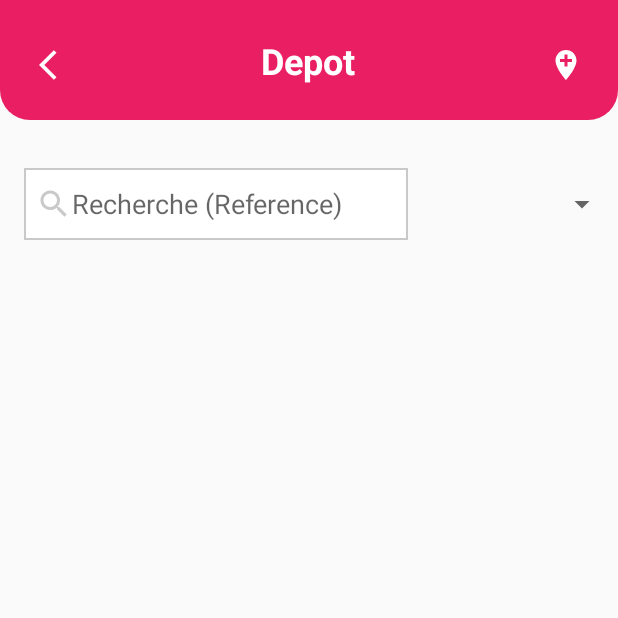
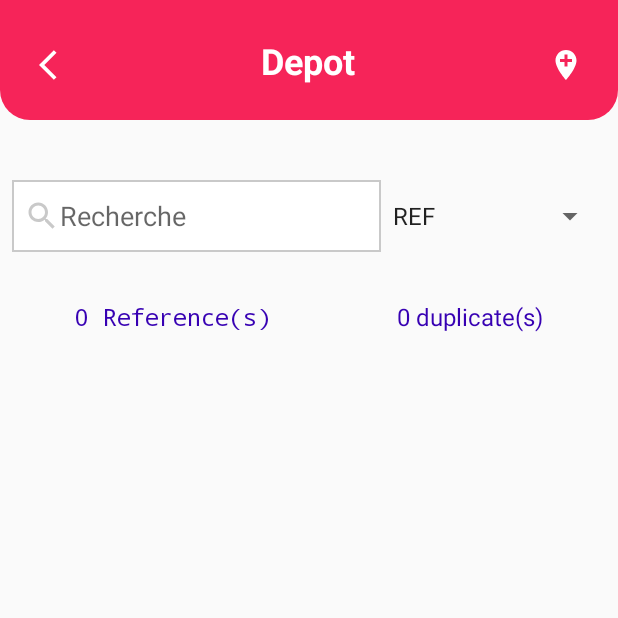
Before and after one commit to averroes96/HSStore, an Android app: the DepotActivity screen opened directly, with no data from a screen before it, on a phone screen of 412 x 824 dp, the top half of it. Run offline under Robolectric (Android 15) with nearby library versions, the phone set to English and light mode, and no system bars; 1 statement that could not run was skipped.

Commit message:
Fixed some design bugs

```diff
--- a/app/src/main/java/com/averroes/hsstock/activities/AddPositionActivity.java
+++ b/app/src/main/java/com/averroes/hsstock/activities/AddPositionActivity.java
@@ -77,5 +77,7 @@ public class AddPositionActivity extends AppCompatActivity {
             );
         }
 
+        Toast.makeText(this, "Positions ajouté(s)", Toast.LENGTH_LONG).show();
+
     }
 }
--- a/app/src/main/java/com/averroes/hsstock/activities/DepotActivity.java
+++ b/app/src/main/java/com/averroes/hsstock/activities/DepotActivity.java
@@ -11,6 +11,8 @@ import android.os.Bundle;
 import android.text.Editable;
 import android.text.TextWatcher;
 import android.view.View;
+import android.widget.AdapterView;
+import android.widget.ArrayAdapter;
 import android.widget.EditText;
 import android.widget.ImageButton;
 import android.widget.ImageView;
@@ -25,23 +27,29 @@ import com.averroes.hsstock.models.Depot;
 
 import java.util.ArrayList;
 
-public class DepotActivity extends AppCompatActivity {
+public class DepotActivity extends AppCompatActivity implements AdapterView.OnItemSelectedListener {
 
     private ImageButton backBtn,addLocationBtn;
     private EditText searchET;
     private RecyclerView locationsRV;
     private ImageView empty;
-    private TextView nodata;
+    private TextView nodata,countTV,duplicateTV;
     private Spinner searchSpinner;
 
     private ArrayList<Depot> depots;
     private DBHandler dbHandler;
     private DepotAdapter adapter;
+    private String currentSearchType = "ref";
 
     @Override
     protected void onCreate(Bundle savedInstanceState) {
         super.onCreate(savedInstanceState);
         setContentView(R.layout.activity_depot);
+
+        String[] types = {
+                "REF",
+                "POS"
+        };
 
         backBtn = findViewById(R.id.backBtn);
         addLocationBtn = findViewById(R.id.addLocationBtn);
@@ -50,9 +58,19 @@ public class DepotActivity extends AppCompatActivity {
         empty = findViewById(R.id.empty);
         nodata = findViewById(R.id.nodata);
         searchSpinner = findViewById(R.id.searchSpinner);
+        countTV =  findViewById(R.id.countTV);
+        duplicateTV = findViewById(R.id.duplicateTV);
 
         dbHandler = new DBHandler(this);
         depots = new ArrayList<>();
+
+        searchSpinner.setOnItemSelectedListener(this);
+
+        //Creating the ArrayAdapter instance having the country list
+        ArrayAdapter aa = new ArrayAdapter(this,android.R.layout.simple_spinner_item,types);
+        aa.setDropDownViewResource(android.R.layout.simple_spinner_dropdown_item);
+        //Setting the ArrayAdapter data on the Spinner
+        searchSpinner.setAdapter(aa);
 
         backBtn.setOnClickListener(new View.OnClickListener() {
             @Override
@@ -91,6 +109,9 @@ public class DepotActivity extends AppCompatActivity {
         locationsRV.setAdapter(adapter);
         locationsRV.setLayoutManager(new LinearLayoutManager(DepotActivity.this));
         adapter.notifyDataSetChanged();
+
+        countTV.setText(adapter.getItemCount() + " Reference(s)");
+        duplicateTV.setText(adapter.getDuplicatesCount() + " duplicate(s)");
     }
 
     private void getData() {
@@ -133,12 +154,21 @@ public class DepotActivity extends AppCompatActivity {
         ArrayList<Depot> filteredList = new ArrayList<>();
 
         for (Depot depot : depots) {
-            if (depot.get_reference().toLowerCase().trim().contains(text.toLowerCase())) {
-                filteredList.add(depot);
+            if(currentSearchType.equals("ref")) {
+                if (depot.get_reference().toLowerCase().trim().contains(text.toLowerCase())) {
+                    filteredList.add(depot);
+                }
+            }
+            else{
+                if (depot.get_location().toLowerCase().trim().contains(text.toLowerCase())) {
+                    filteredList.add(depot);
+                }
             }
         }
 
         adapter.filteredList(filteredList);
+        countTV.setText(adapter.getItemCount() + " Reference(s)");
+        duplicateTV.setText(adapter.getDuplicatesCount() + " duplicate(s)");
 
         if(filteredList.size() == 0){
             empty.setVisibility(View.VISIBLE);
@@ -158,4 +188,17 @@ public class DepotActivity extends AppCompatActivity {
         }
         super.onActivityResult(requestCode, resultCode, data);
     }
+
+    @Override
+    public void onItemSelected(AdapterView<?> adapterView, View view, int i, long l) {
+        if(i == 0)
+            currentSearchType = "ref";
+        if(i == 1)
+            currentSearchType = "pos";
+    }
+
+    @Override
+    public void onNothingSelected(AdapterView<?> adapterView) {
+
+    }
 }
--- a/app/src/main/java/com/averroes/hsstock/activities/MainActivity.java
+++ b/app/src/main/java/com/averroes/hsstock/activities/MainActivity.java
@@ -122,6 +122,7 @@ public class MainActivity extends AppCompatActivity {
         }
     }
 
+
     @Override
     protected void onResume() {
         super.onResume();
@@ -147,7 +148,6 @@ public class MainActivity extends AppCompatActivity {
                 products.clear();
 
                 while(cursor.moveToNext()){
-
                     Product product = new Product();
                     product.set_id(cursor.getInt(0));
                     product.set_name(cursor.getString(1));
@@ -155,7 +155,6 @@ public class MainActivity extends AppCompatActivity {
                     product.set_size(cursor.getInt(2));
                     product.set_image(cursor.getString(4));
                     products.add(product);
-
                 }
 
             }
--- a/app/src/main/java/com/averroes/hsstock/activities/UpdateProductActivity.java
+++ b/app/src/main/java/com/averroes/hsstock/activities/UpdateProductActivity.java
@@ -134,7 +134,7 @@ public class UpdateProductActivity extends AppCompatActivity implements CameraMe
             reference.setText(getIntent().getStringExtra("ref"));
             size.setText(getIntent().getStringExtra("size"));
             color.setText(getIntent().getStringExtra("color"));
-            if(getIntent().getStringExtra("image").equals("")) {
+            if(!getIntent().getStringExtra("image").equals("")) {
                 image.setImageURI(Uri.parse(getIntent().getStringExtra("image")));
                 imageUri = Uri.parse(getIntent().getStringExtra("image"));
             }
--- a/app/src/main/java/com/averroes/hsstock/adapters/DepotAdapter.java
+++ b/app/src/main/java/com/averroes/hsstock/adapters/DepotAdapter.java
@@ -73,6 +73,16 @@ public class DepotAdapter extends RecyclerView.Adapter<DepotAdapter.MyViewHolder
         return depots.size();
     }
 
+    public int getDuplicatesCount(){
+        ArrayList<String> temp = new ArrayList<>();
+        for(Depot depot: depots){
+            if(!temp.contains(depot.get_reference()))
+                temp.add(depot.get_reference());
+        }
+
+        return depots.size() - temp.size();
+    }
+
     public void filteredList(ArrayList<Depot> filteredList) {
         depots = filteredList;
         notifyDataSetChanged();
--- a/app/src/main/res/layout/activity_depot.xml
+++ b/app/src/main/res/layout/activity_depot.xml
@@ -64,53 +64,81 @@
         </androidx.constraintlayout.widget.ConstraintLayout>
 
         <LinearLayout
-            app:layout_constraintStart_toStartOf="parent"
-            app:layout_constraintTop_toBottomOf="@id/constraintLayout"
             android:id="@+id/searchLayout"
             android:layout_width="match_parent"
+            android:layout_height="wrap_content"
+            android:layout_marginTop="32sp"
+            android:gravity="center"
+            android:padding="8dp"
             android:orientation="horizontal"
-            android:layout_height="wrap_content">
+            app:layout_constraintStart_toStartOf="parent"
+            app:layout_constraintTop_toBottomOf="@id/constraintLayout">
 
             <EditText
                 android:id="@+id/searchET"
-                android:layout_width="300dp"
+                android:layout_width="256sp"
                 android:layout_height="48sp"
-                android:layout_marginStart="16dp"
-                android:layout_marginTop="32dp"
+                android:layout_weight="1"
                 android:background="@drawable/shape_rectangle"
                 android:drawableStart="@drawable/ic_search_grey"
                 android:ems="10"
                 android:hint="@string/search"
                 android:inputType="textPersonName"
-                android:padding="8sp"
-                android:layout_weight="1"
-                app:layout_constraintEnd_toStartOf="@id/searchSpinner"
-                app:layout_constraintStart_toStartOf="parent"
-                app:layout_constraintTop_toBottomOf="@+id/constraintLayout" />
+                android:padding="8sp" />
 
             <Spinner
                 android:id="@+id/searchSpinner"
-                android:layout_width="160sp"
+                android:layout_width="160dp"
+                android:layout_height="48sp"
+                android:layout_weight="1" />
+
+        </LinearLayout>
+
+        <LinearLayout
+            android:id="@+id/statsLayout"
+            android:layout_width="match_parent"
+            android:layout_height="wrap_content"
+            android:layout_marginTop="16dp"
+            android:gravity="center"
+            android:padding="8dp"
+            android:orientation="horizontal"
+            app:layout_constraintStart_toStartOf="parent"
+            app:layout_constraintTop_toBottomOf="@id/searchLayout">
+
+            <TextView
+                android:id="@+id/countTV"
+                android:layout_width="wrap_content"
+                android:layout_height="wrap_content"
                 android:layout_weight="1"
-                android:layout_height="48sp"
-                android:layout_marginStart="24dp"
-                android:layout_marginTop="32dp"
-                app:layout_constraintEnd_toEndOf="parent"
-                app:layout_constraintStart_toEndOf="@id/searchET"
-                app:layout_constraintTop_toBottomOf="@+id/constraintLayout" />
+                android:fontFamily="monospace"
+                android:text="TextView"
+                android:textAlignment="center"
+                android:textColor="@color/colorPrimaryDark"
+                android:textSize="16sp"
+                app:layout_constraintHorizontal_bias="0.163"/>
 
+            <TextView
+                android:id="@+id/duplicateTV"
+                android:layout_width="wrap_content"
+                android:layout_height="wrap_content"
+                android:layout_weight="1"
+                android:text="TextView"
+                android:textColor="@color/colorPrimaryDark"
+                android:textSize="16sp"
+                android:textAlignment="center"
+                app:layout_constraintHorizontal_bias="0.801" />
 
         </LinearLayout>
 
         <androidx.recyclerview.widget.RecyclerView
             android:id="@+id/locationsRV"
             android:layout_width="match_parent"
-            android:layout_height="563dp"
+            android:layout_height="wrap_content"
             android:layout_marginTop="32sp"
             android:layout_marginBottom="16dp"
             app:layout_constraintBottom_toBottomOf="parent"
             app:layout_constraintStart_toStartOf="parent"
-            app:layout_constraintTop_toBottomOf="@+id/searchLayout"
+            app:layout_constraintTop_toBottomOf="@+id/statsLayout"
             app:layout_constraintVertical_bias="1.0" />
 
         <ImageView
--- a/app/src/main/res/layout/activity_main.xml
+++ b/app/src/main/res/layout/activity_main.xml
@@ -92,8 +92,8 @@
 
         <androidx.recyclerview.widget.RecyclerView
             android:id="@+id/productsRV"
-            android:layout_width="409dp"
-            android:layout_height="563dp"
+            android:layout_width="match_parent"
+            android:layout_height="wrap_content"
             android:layout_marginTop="16dp"
             android:layout_marginBottom="16dp"
             app:layout_constraintBottom_toBottomOf="parent"
--- a/app/src/main/res/layout/activity_sells.xml
+++ b/app/src/main/res/layout/activity_sells.xml
@@ -87,8 +87,8 @@
 
             <androidx.recyclerview.widget.RecyclerView
                 android:id="@+id/sellsRV"
-                android:layout_width="409dp"
-                android:layout_height="563dp"
+                android:layout_width="match_parent"
+                android:layout_height="wrap_content"
                 android:layout_marginTop="16dp"
                 android:layout_marginBottom="16dp"
                 app:layout_constraintBottom_toBottomOf="parent"
--- a/app/src/main/res/values/colors.xml
+++ b/app/src/main/res/values/colors.xml
@@ -1,6 +1,6 @@
 <?xml version="1.0" encoding="utf-8"?>
 <resources>
-    <color name="colorPrimary">#E91E63</color>
+    <color name="colorPrimary">#F62459</color>
     <color name="colorPrimaryDark">#3700B3</color>
     <color name="colorAccent">#03DAC5</color>
     <color name="colorWhite">#FFF</color>
--- a/app/src/main/res/values/strings.xml
+++ b/app/src/main/res/values/strings.xml
@@ -1,6 +1,6 @@
 <resources>
     <string name="app_name">HSStore</string>
-    <string name="search">Recherche (Reference)</string>
+    <string name="search">Recherche</string>
     <string name="reference">Reference</string>
     <string name="add">Ajouter</string>
     <string name="size">Pointure</string>
```
Also changed, not shown: app/src/main/java/com/averroes/hsstock/adapters/CustomAdapter.java (+15 -11 lines), app/src/main/java/com/averroes/hsstock/database/DBHandler.java (+4 -4 lines).
